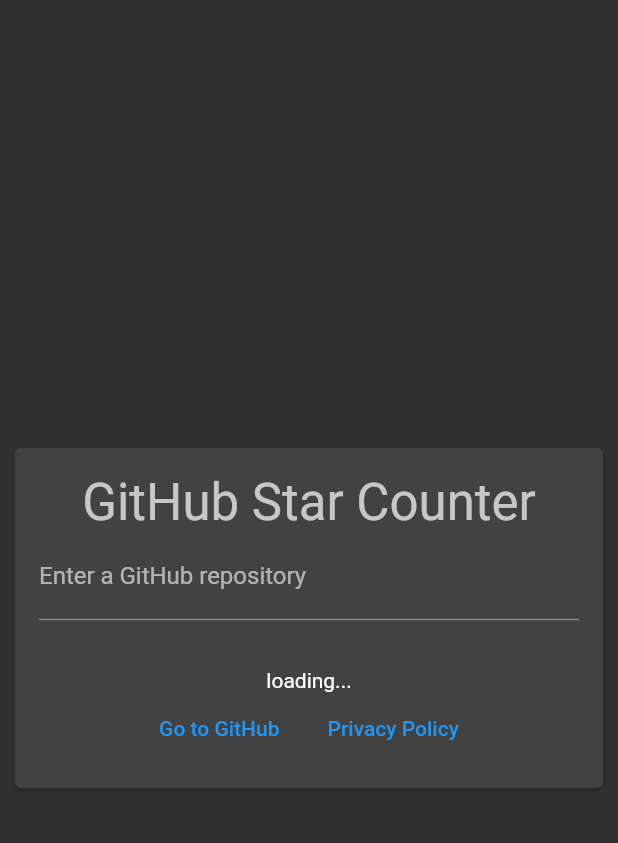
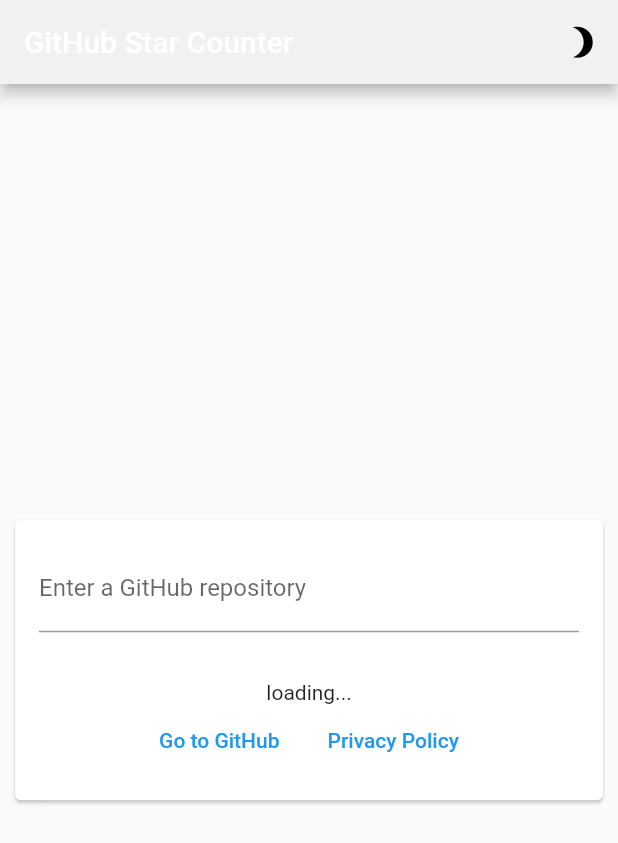
Before and after one commit to geektutor/star_counter, a Flutter app: the screen it shows after launch, on a phone screen of 412 x 824 dp. Shown: the top 843 px of the screen. Run offline on Flutter 3.47's test engine with Material 2 defaults, Android fonts, the phone set to English and light mode, and no system bars; our stand-ins replace animated_theme_switcher; missing offline and left inert: github.

Commit message:
Updated theme stuff

```diff
--- a/lib/main.dart
+++ b/lib/main.dart
@@ -2,6 +2,8 @@
 import 'package:flutter/material.dart';
 import 'star_counter.dart';
 import 'package:url_launcher/url_launcher.dart';
+import 'theme.dart';
+import 'package:animated_theme_switcher/animated_theme_switcher.dart';
 
 void main() {
   runApp(StarCounterApp());
@@ -10,11 +12,19 @@
 class StarCounterApp extends StatelessWidget {
   @override
   Widget build(BuildContext context) {
+    final isPlatformDark =
+        WidgetsBinding.instance.window.platformBrightness == Brightness.dark;
+    final initTheme = isPlatformDark ? darkTheme : lighterTheme;
+    return ThemeProvider(
+      initTheme: initTheme,
+      child: Builder(builder: (context) {
         return MaterialApp(
-      theme: ThemeData.dark(),
+          theme: ThemeProvider.of(context),
           routes: {
             '/': (context) => HomePage(),
           },
+        );
+      }),
     );
   }
 }
@@ -29,7 +39,30 @@
 
   @override
   Widget build(BuildContext context) {
-    return Scaffold(
+    return ThemeSwitchingArea(
+      child: Scaffold(
+        appBar: AppBar(
+          title: Text(
+            'GitHub Star Counter',
+          ),
+          actions: <Widget>[
+            ThemeSwitcher(
+              builder: (context) {
+                return IconButton(
+                  icon: Icon(Icons.brightness_3, size: 25, color: Colors.black),
+                  onPressed: () {
+                    ThemeSwitcher.of(context).changeTheme(
+                      theme: ThemeProvider.of(context).brightness ==
+                              Brightness.light
+                          ? darkTheme
+                          : lighterTheme,
+                    );
+                  },
+                );
+              },
+            ),
+          ],
+        ),
         body: Center(
           child: ConstrainedBox(
             constraints: BoxConstraints(maxWidth: 400),
@@ -40,10 +73,6 @@
                   mainAxisSize: MainAxisSize.min,
                   crossAxisAlignment: CrossAxisAlignment.center,
                   children: [
-                  Text(
-                    'GitHub Star Counter',
-                    style: Theme.of(context).textTheme.headline4,
-                  ),
                     TextField(
                       decoration: InputDecoration(
                         labelText: 'Enter a GitHub repository',
@@ -94,6 +123,7 @@
             ),
           ),
         ),
+      ),
     );
   }
 }
--- a/pubspec.yaml
+++ b/pubspec.yaml
@@ -10,6 +10,7 @@
   github: ^6.1.0
   intl: ^0.16.0
   url_launcher: ^5.4.0
+  animated_theme_switcher: ^1.0.6
 
 flutter:
   uses-material-design: true
```
Also changed, not shown: lib/theme.dart (added, +41 -0 lines), pubspec.lock. Lines whose indentation alone changed are shown as unchanged.
